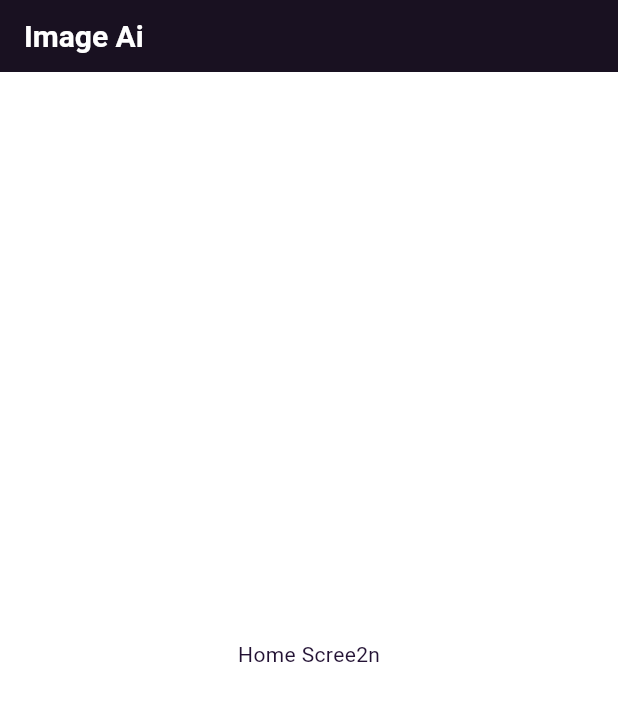
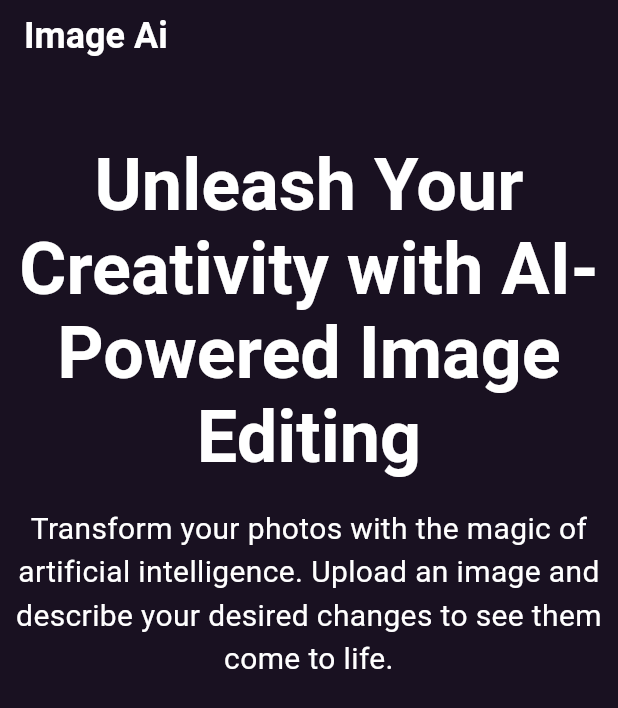
Before and after one commit to gokseennn/volttan-ai-flutter-web-case, a Flutter app: the screen it shows after launch, on a phone screen of 412 x 824 dp. Shown: the top 708 px of the screen. Run offline on Flutter 3.47's test engine with Material 3 defaults, Android fonts, the phone set to English and light mode, and no system bars; our stand-ins replace dio, get; Roboto replaces fonts that are missing (Montserrat); statements that could not run were skipped.

Commit message:
home header text and extension

```diff
--- a/lib/app.dart
+++ b/lib/app.dart
@@ -1,13 +1,18 @@
+import 'package:flutter/material.dart';
 import 'package:get/get_navigation/src/root/get_material_app.dart';
 import 'package:voltran_ai_web/screens/app_pages.dart';
 import 'package:voltran_ai_web/screens/home_screen/view/home_screen.dart';
 import 'package:voltran_ai_web/utils/theme/dark_theme.dart';
 
-class VoltranAiWebApp extends GetMaterialApp {
-  VoltranAiWebApp({super.key})
-    : super(
-        initialRoute: HomeScreen.routeName,
-        theme: DarkTheme.themeData,
-        getPages: AppPages.getPages,
-      );
+class VoltranAiWebApp extends StatelessWidget {
+  const VoltranAiWebApp({super.key});
+
+  @override
+  Widget build(BuildContext context) {
+    return GetMaterialApp(
+      initialRoute: HomeScreen.routeName,
+      theme: DarkTheme.themeData,
+      getPages: AppPages.getPages,
+    );
+  }
 }
--- /dev/null
+++ b/lib/screens/home_screen/view/components/home_body.dart
@@ -0,0 +1,53 @@
+import 'package:flutter/material.dart';
+import 'package:get/get_utils/get_utils.dart';
+import 'package:voltran_ai_web/utils/extension/context_extension.dart';
+import 'package:voltran_ai_web/utils/extension/responsive_util.dart';
+
+class HomeBody extends StatelessWidget {
+  const HomeBody({super.key});
+
+  @override
+  Widget build(BuildContext context) {
+    return SingleChildScrollView(
+      child: SizedBox(
+        width: double.infinity,
+        child: Column(
+          children: [
+            Container(
+              width: ResponsiveUtil.value(
+                xxl: context.width * .60,
+                xl: context.width * .5,
+                l: context.width * .5,
+                m: context.width * .7,
+                s: context.width * .9,
+              ),
+              margin: EdgeInsetsGeometry.only(top: context.mediumPadding),
+              child: Text(
+                'Unleash Your Creativity with AI-Powered Image Editing',
+                style: context.theme.textTheme.displayMedium?.copyWith(
+                  fontWeight: FontWeight.bold,
+                ),
+                textAlign: TextAlign.center,
+              ),
+            ),
+            Container(
+              margin: EdgeInsets.only(top: context.smallPadding),
+              width: ResponsiveUtil.value(
+                xxl: context.width * .4,
+                xl: context.width * .4,
+                l: context.width * .7,
+                m: context.width * .8,
+                s: context.width * .9,
+              ),
+              child: Text(
+                'Transform your photos with the magic of artificial intelligence. Upload an image and describe your desired changes to see them come to life.',
+                style: Theme.of(context).textTheme.bodyMedium?.copyWith(),
+                textAlign: TextAlign.center,
+              ),
+            ),
+          ],
+        ),
+      ),
+    );
+  }
+}
--- a/lib/screens/home_screen/view/home_screen.dart
+++ b/lib/screens/home_screen/view/home_screen.dart
@@ -1,5 +1,7 @@
 import 'package:flutter/material.dart';
+import 'package:get/get_utils/get_utils.dart';
 import 'package:voltran_ai_web/common/widgets/app_header.dart';
+import 'package:voltran_ai_web/screens/home_screen/view/components/home_body.dart';
 
 class HomeScreen extends StatelessWidget {
   const HomeScreen({super.key});
@@ -8,9 +10,8 @@ class HomeScreen extends StatelessWidget {
   Widget build(BuildContext context) {
     return Scaffold(
       appBar: const AppHeader(),
-      body: Center(
-        child: Text('Home Scree2n'),
-      ),
+      backgroundColor: context.theme.colorScheme.primary,
+      body: HomeBody(),
     );
   }
 }
--- /dev/null
+++ b/lib/services/app_service/app_service.dart
@@ -0,0 +1,7 @@
+import 'package:flutter/material.dart';
+import 'package:get/instance_manager.dart';
+
+class AppService extends GetxService {
+  late final BuildContext appContext;
+  static AppService get to => Get.find<AppService>();
+}
--- /dev/null
+++ b/lib/utils/extension/context_extension.dart
@@ -0,0 +1,44 @@
+import 'package:flutter/material.dart';
+import 'package:get/get_utils/get_utils.dart';
+
+extension ContextExtension on BuildContext {
+  double get smallPadding => 18;
+  double get mediumPadding => 48;
+  double get largePadding => 64;
+  double get xlargePadding => 96;
+
+  EdgeInsetsGeometry get smallPaddingAll => EdgeInsets.all(smallPadding);
+  EdgeInsetsGeometry get mediumPaddingAll => EdgeInsets.all(mediumPadding);
+  EdgeInsetsGeometry get largePaddingAll => EdgeInsets.all(largePadding);
+  EdgeInsetsGeometry get xlargePaddingAll => EdgeInsets.all(xlargePadding);
+
+  EdgeInsetsGeometry get smallPaddingHorizontal =>
+      EdgeInsets.symmetric(horizontal: smallPadding);
+  EdgeInsetsGeometry get mediumPaddingHorizontal =>
+      EdgeInsets.symmetric(horizontal: mediumPadding);
+  EdgeInsetsGeometry get largePaddingHorizontal =>
+      EdgeInsets.symmetric(horizontal: largePadding);
+  EdgeInsetsGeometry get xlargePaddingHorizontal =>
+      EdgeInsets.symmetric(horizontal: xlargePadding);
+
+  EdgeInsetsGeometry get smallPaddingVertical =>
+      EdgeInsets.symmetric(vertical: smallPadding);
+  EdgeInsetsGeometry get mediumPaddingVertical =>
+      EdgeInsets.symmetric(vertical: mediumPadding);
+  EdgeInsetsGeometry get largePaddingVertical =>
+      EdgeInsets.symmetric(vertical: largePadding);
+  EdgeInsetsGeometry get xlargePaddingVertical =>
+      EdgeInsets.symmetric(vertical: xlargePadding);
+
+  ButtonStyle get maxWidthButtonStyle => ButtonStyle(
+    minimumSize: WidgetStateProperty.all<Size>(Size(double.infinity, 48)),
+  );
+
+  BoxShadow get defaultBoxShadow => BoxShadow(
+    color: theme.colorScheme.secondary,
+    spreadRadius: 0,
+    offset: const Offset(0, 0),
+  );
+
+  BoxBorder get defaultBorderAll => Border.all(color: Colors.white, width: 0);
+}
--- /dev/null
+++ b/lib/utils/extension/responsive_util.dart
@@ -0,0 +1,87 @@
+import 'package:get/get_core/src/get_main.dart';
+import 'package:get/get_navigation/get_navigation.dart';
+import 'package:get/get_utils/get_utils.dart';
+import 'package:voltran_ai_web/services/app_service/app_service.dart';
+
+class ResponsiveUtil {
+  /// Gives screen size based value.
+  /// [xs] < 480 (Mobile portrait)
+  /// [s] ≥ 480 (Mobile landscape)
+  /// [m] ≥ 768 (Tablet portrait)
+  /// [l] ≥ 1024 (Tablet landscape / Small desktop)
+  /// [xl] ≥ 1280 (Desktop)
+  /// [xxl] ≥ 1440 (Large desktop)
+  static T value<T>({
+    T? xs,
+    T? s,
+    T? m,
+    T? l,
+    T? xl,
+    T? xxl,
+  }) {
+    final context = Get.context ?? AppService.to.appContext;
+    final values = [xs, s, m, l, xl, xxl];
+    if (values.where((v) => v == null).length == values.length) {
+      throw "At least one value must be given!";
+    }
+    final nonNull = values.firstWhere((v) => v != null) as T;
+    if (nonNull is! num) {
+      if (values.where((v) => v == null).isNotEmpty) {
+        throw "All values must be given on non numeric type!";
+      }
+    }
+    if (context.width >= 1440) {
+      if (nonNull is num) {
+        return xxl ?? _getOptimalValue(nonNull, 6, 6) as T;
+      } else {
+        return xxl!;
+      }
+    } else if (context.width >= 1280) {
+      if (nonNull is num) {
+        return xl ?? _getOptimalValue(nonNull, 5, 6) as T;
+      } else {
+        return xl!;
+      }
+    } else if (context.width >= 1024) {
+      if (nonNull is num) {
+        return l ?? _getOptimalValue(nonNull, 4, 6) as T;
+      } else {
+        return l!;
+      }
+    } else if (context.width >= 768) {
+      if (nonNull is num) {
+        return m ?? _getOptimalValue(nonNull, 3, 6) as T;
+      } else {
+        return m!;
+      }
+    } else if (context.width >= 480) {
+      if (nonNull is num) {
+        return s ?? _getOptimalValue(nonNull, 2, 6) as T;
+      } else {
+        return s!;
+      }
+    } else {
+      if (nonNull is num) {
+        return xs ?? _getOptimalValue(nonNull, 1, 6) as T;
+      } else {
+        return xs!;
+      }
+    }
+  }
+
+  static num _getOptimalValue<T>(num current, int index, int lenght) {
+    final diff = lenght - index;
+    late num val;
+    if (index > 2) {
+      val = current + (diff * (current * .8));
+    } else {
+      val = current - (diff * (current * .8));
+    }
+    val = val.abs();
+    return current is int
+        ? val.toInt()
+        : current is double
+        ? val.toDouble()
+        : val;
+  }
+}
--- a/lib/utils/theme/dark_theme.dart
+++ b/lib/utils/theme/dark_theme.dart
@@ -46,7 +46,7 @@ class DarkTheme {
         ),
         enabledBorder: OutlineInputBorder(
           borderRadius: BorderRadius.circular(16),
-          borderSide: BorderSide(color: _colorScheme.secondary, width: 1),
+          borderSide: BorderSide(color: _colorScheme.surface, width: 1),
         ),
         focusedBorder: OutlineInputBorder(
           borderRadius: BorderRadius.circular(16),
@@ -63,17 +63,17 @@ class DarkTheme {
           fontWeight: FontWeight.bold,
         ),
         hintStyle: TextStyle(
-          color: _colorScheme.secondary,
+          color: _colorScheme.surface,
           fontSize: 16,
           fontVariations: const [FontVariation('wght', 400)],
         ),
         labelStyle: TextStyle(
-          color: _colorScheme.secondary,
+          color: _colorScheme.surface,
           fontSize: 16,
           fontWeight: FontWeight.bold,
         ),
         floatingLabelStyle: TextStyle(
-          color: _colorScheme.secondary,
+          color: _colorScheme.surface,
           fontSize: 16,
           fontWeight: FontWeight.bold,
         ),
@@ -81,57 +81,57 @@ class DarkTheme {
 
   static final TextTheme _textTheme = TextTheme(
     displayLarge: TextStyle(
+      fontSize: 64,
+      fontVariations: const [FontVariation('wght', 700)],
+      color: _colorScheme.surface,
+    ),
+    displayMedium: TextStyle(
+      fontSize: 48,
+      fontVariations: const [FontVariation('wght', 700)],
+      color: _colorScheme.surface,
+    ),
+    displaySmall: TextStyle(
       fontSize: 32,
       fontVariations: const [FontVariation('wght', 700)],
-      color: _colorScheme.secondary,
+      color: _colorScheme.surface,
     ),
-    displayMedium: TextStyle(
+    headlineLarge: TextStyle(
+      fontSize: 48,
+      fontVariations: const [FontVariation('wght', 700)],
+      color: _colorScheme.surface,
+    ),
+    headlineMedium: TextStyle(
+      fontSize: 32,
+      fontVariations: const [FontVariation('wght', 600)],
+      color: _colorScheme.surface,
+    ),
+    headlineSmall: TextStyle(
       fontSize: 24,
       fontVariations: const [FontVariation('wght', 700)],
-      color: _colorScheme.secondary,
-    ),
-    displaySmall: TextStyle(
-      fontSize: 20,
-      fontVariations: const [FontVariation('wght', 700)],
-      color: _colorScheme.secondary,
-    ),
-    headlineLarge: TextStyle(
-      fontSize: 32,
-      fontVariations: const [FontVariation('wght', 700)],
-      color: _colorScheme.secondary,
-    ),
-    headlineMedium: TextStyle(
-      fontSize: 20,
-      fontVariations: const [FontVariation('wght', 600)],
-      color: _colorScheme.secondary,
-    ),
-    headlineSmall: TextStyle(
-      fontSize: 14,
-      fontVariations: const [FontVariation('wght', 700)],
-      color: _colorScheme.secondary,
+      color: _colorScheme.surface,
     ),
     bodyLarge: TextStyle(
-      fontSize: 16,
-      color: _colorScheme.secondary,
+      fontSize: 24,
+      color: _colorScheme.surface,
       fontVariations: const [FontVariation('wght', 600)],
     ),
     bodyMedium: TextStyle(
-      fontSize: 14,
-      color: _colorScheme.secondary,
+      fontSize: 20,
+      color: _colorScheme.surface,
       fontVariations: const [FontVariation('wght', 600)],
     ),
     titleLarge: TextStyle(
-      fontSize: 20,
-      color: _colorScheme.secondary,
+      fontSize: 24,
+      color: _colorScheme.surface,
       fontVariations: const [FontVariation('wght', 600)],
     ),
-    bodySmall: TextStyle(fontSize: 12, color: _colorScheme.secondary),
+    bodySmall: TextStyle(fontSize: 16, color: _colorScheme.surface),
   );
 
   static final FloatingActionButtonThemeData _floatingActionButtonThemeData =
       FloatingActionButtonThemeData(
         backgroundColor: _colorScheme.primary,
-        foregroundColor: _colorScheme.secondary,
+        foregroundColor: _colorScheme.surface,
         iconSize: 32,
         shape: CircleBorder(
           side: BorderSide(color: _colorScheme.tertiary, width: 1),
```
